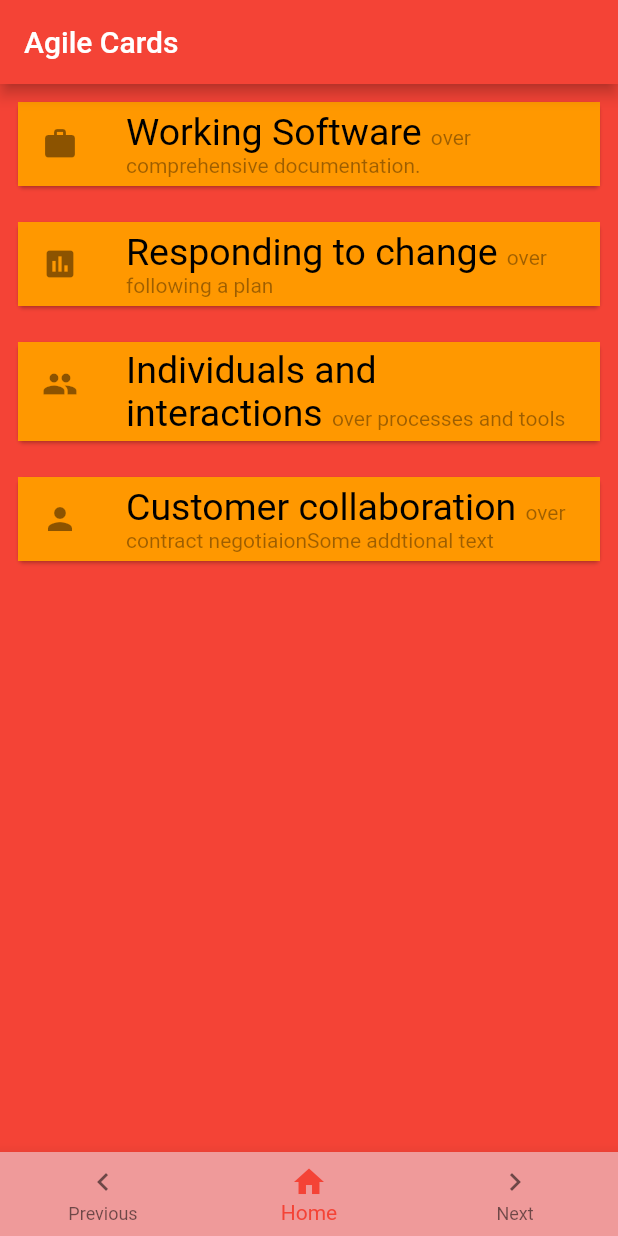
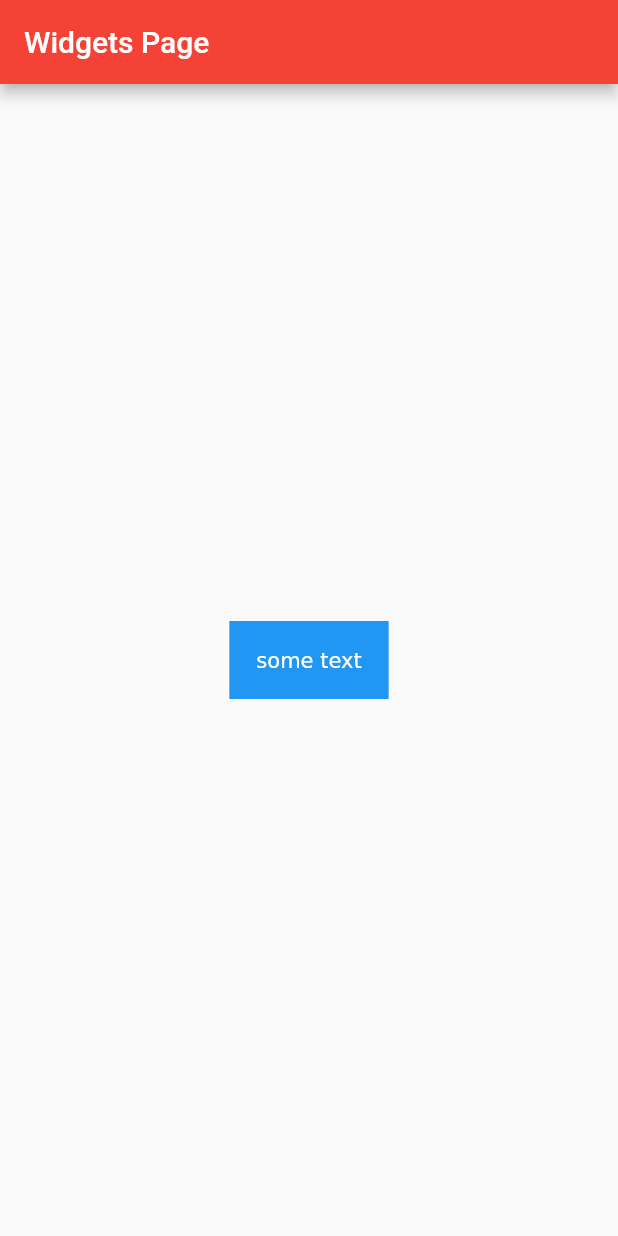
Before and after one commit to ammanath/agileCards, a Flutter app: the screen it shows after launch, on a phone screen of 412 x 824 dp. Run offline on Flutter 3.47's test engine with Material 2 defaults, Android fonts, the phone set to English and light mode, and no system bars.

Commit message:
Created a widgets page to try out look

```diff
--- /dev/null
+++ b/lib/DataListWidget.dart
@@ -0,0 +1,20 @@
+import 'package:agile_cards/agileCard.dart';
+import 'package:agile_cards/dataText.dart';
+import 'package:flutter/material.dart';
+
+class DataListWidget extends StatelessWidget {
+  const DataListWidget({
+    Key key,
+    @required this.dataText,
+  }) : super(key: key);
+
+
+  final List<DataText> dataText;
+
+  @override
+  Widget build(BuildContext context) {
+    return Column(
+      children:dataText.map((element) => AgileCard(dataText: element)).toList(),
+      );
+  }
+}
--- a/lib/agileCardsHome.dart
+++ b/lib/agileCardsHome.dart
@@ -1,4 +1,4 @@
-import 'package:agile_cards/agileCard.dart';
+import 'package:agile_cards/DataListWidget.dart';
 import 'package:agile_cards/dataText.dart';
 import 'package:flutter/material.dart';
 
@@ -10,7 +10,7 @@ class AgileCardsHome extends StatelessWidget {
           appBar: AppBar(
             title: Text('Agile Cards'),
           ),
-          body: DataWidget(dataText: dataText1,),
+          body: DataListWidget(dataText: dataText1,),
       backgroundColor: Colors.red,
       bottomNavigationBar: BottomNavigationBar(
         currentIndex: 1, // this will be set when a new tab is tapped
@@ -53,20 +53,3 @@ class AgileCardsHome extends StatelessWidget {
     return dataText1;
   }
 }
-
-class DataWidget extends StatelessWidget {
-  const DataWidget({
-    Key key,
-    @required this.dataText,
-  }) : super(key: key);
-
-
-  final List<DataText> dataText;
-
-  @override
-  Widget build(BuildContext context) {
-    return Column(
-      children:dataText.map((element) => AgileCard(dataText: element)).toList(),
-      );
-  }
-}
--- a/lib/main.dart
+++ b/lib/main.dart
@@ -1,4 +1,5 @@
 import 'package:agile_cards/agileCardsHome.dart';
+import 'package:agile_cards/widgetsPage.dart';
 import 'package:flutter/material.dart';
 
 void main() {
@@ -14,7 +15,8 @@ class AgileCardsApp extends StatelessWidget {
         primarySwatch: Colors.red,
         visualDensity: VisualDensity.adaptivePlatformDensity,
       ),
-      home: AgileCardsHome(),
+      //home: AgileCardsHome(),
+      home:WidgetsPage(),
       debugShowCheckedModeBanner: false,
     );
   }
--- /dev/null
+++ b/lib/widgetsPage.dart
@@ -0,0 +1,28 @@
+import 'package:flutter/material.dart';
+
+class WidgetsPage extends StatelessWidget {
+  @override
+  Widget build(BuildContext context) {
+    return SafeArea(
+      child: Scaffold(
+          appBar: AppBar(
+              title: Text(
+            'Widgets Page',
+          )),
+          body: Center(
+            child: Container(
+              color: Colors.blue,
+
+              child: Padding(
+                padding: const EdgeInsets.all(18.0),
+                child: RichText(
+                  text:TextSpan(text:'some text'),
+
+
+                  ),
+              ),
+            ),
+          )),
+    );
+  }
+}
```
